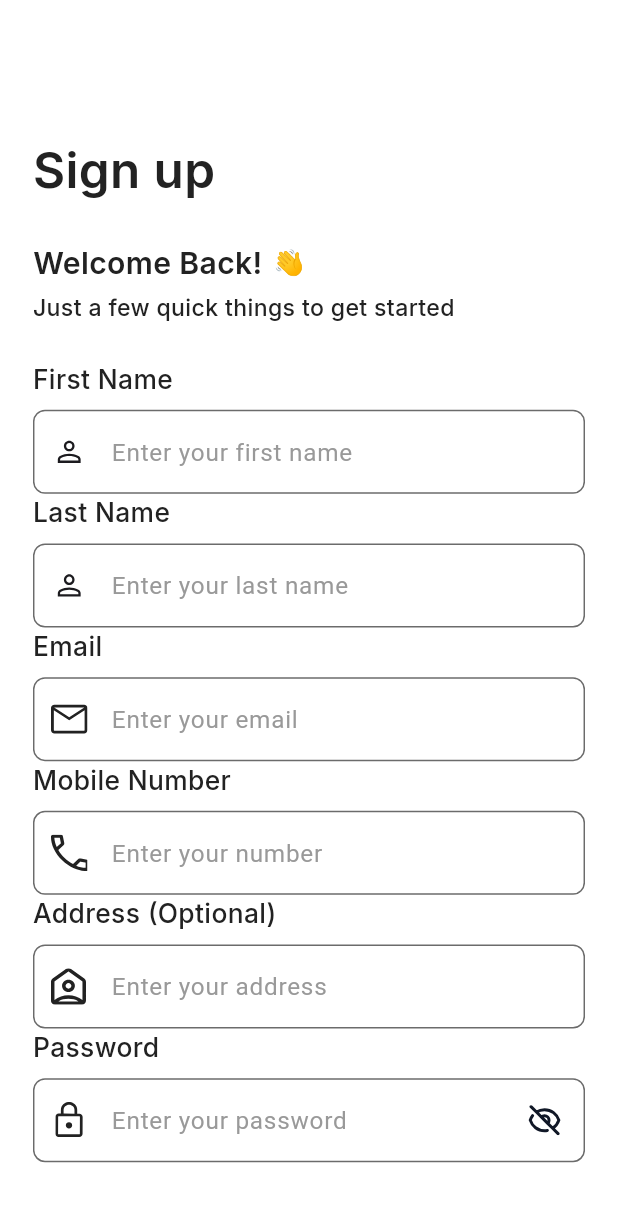
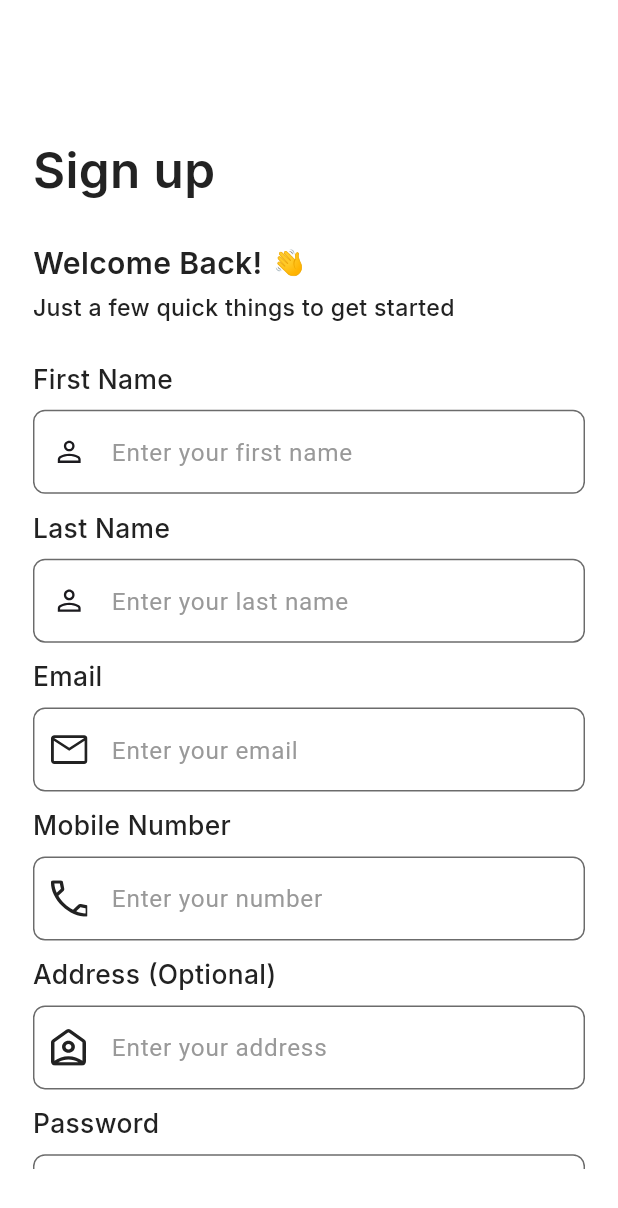
Before and after one commit to bdCalling-Sdt-hub/trade_app, a Flutter app: the SignUpScreen screen opened by its route, on a phone screen of 412 x 824 dp. Shown: the top 1208 px of the screen. Run offline on Flutter 3.47's test engine with Material 3 defaults, Android fonts, the phone set to English and light mode, and no system bars; our stand-ins replace cached_network_image, carousel_slider, connectivity_plus, country_picker, flutter_rating_bar, flutter_screenutil and 10 more; accounts and stored records are empty; project files that could hold a hidden picture were left out.

```diff
--- a/lib/view/screens/authentication/sign_up/sign_up_screen.dart
+++ b/lib/view/screens/authentication/sign_up/sign_up_screen.dart
@@ -68,7 +68,9 @@ class SignUpScreen extends StatelessWidget {
                     controller: controller.firstNameController,
                     icon: AppIcons.person,
                   ),
-
+                      SizedBox(
+                        height: 10.h,
+                      ),
                   ///====================Last Name============
                   CustomSignUpFrom(
                     label: AppStrings.lastName,
@@ -76,7 +78,9 @@ class SignUpScreen extends StatelessWidget {
                     controller: controller.lastNameController,
                     icon: AppIcons.person,
                   ),
-
+                  SizedBox(
+                    height: 10.h,
+                  ),
                   ///================Email================
                   CustomSignUpFrom(
                     label: AppStrings.email,
@@ -84,7 +88,9 @@ class SignUpScreen extends StatelessWidget {
                     controller: controller.emailSignUp,
                     icon: AppIcons.mail,
                   ),
-
+                  SizedBox(
+                    height: 10.h,
+                  ),
                   ///==================Mobile Number=-==========
                   CustomSignUpFrom(
                     label: AppStrings.mobileNumber,
@@ -93,7 +99,9 @@ class SignUpScreen extends StatelessWidget {
                     icon: AppIcons.call,
                     keyboardType: TextInputType.number,
                   ),
-
+                  SizedBox(
+                    height: 10.h,
+                  ),
                   ///====================Address================
                   CustomSignUpFrom(
                     label: AppStrings.address,
@@ -101,7 +109,9 @@ class SignUpScreen extends StatelessWidget {
                     controller: controller.addressSignUp,
                     icon: AppIcons.locationHome,
                   ),
-
+                  SizedBox(
+                    height: 10.h,
+                  ),
                   ///====================Password=================
                   CustomSignUpFrom(
                     label: AppStrings.password,
@@ -110,7 +120,9 @@ class SignUpScreen extends StatelessWidget {
                     icon: AppIcons.lock,
                     isPassword: true,
                   ),
-
+                  SizedBox(
+                    height: 10.h,
+                  ),
                   ///=======================Confirm Password===========
                   CustomSignUpFrom(
                     label: AppStrings.confirmPassword,
```
